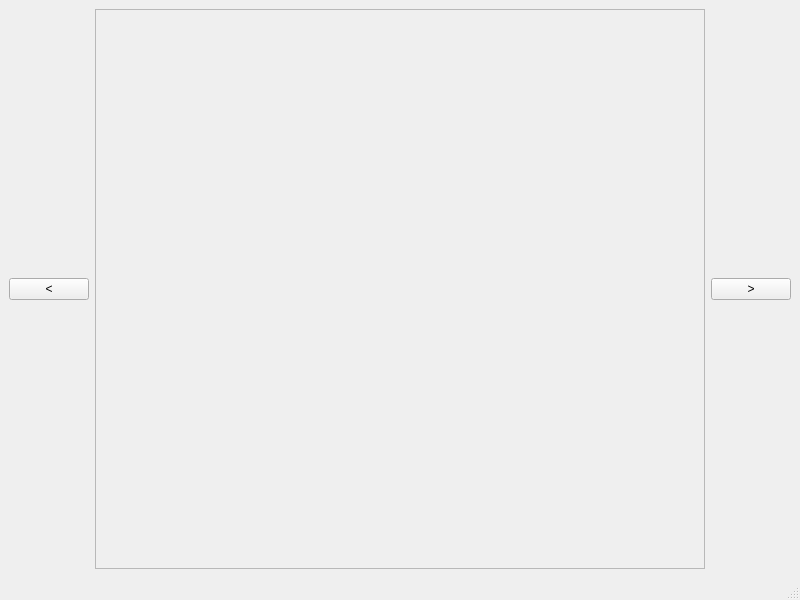
The window that src/window.ui (princess-wawa/NyarchTour-QT) describes before a commit, drawn with Qt 5.
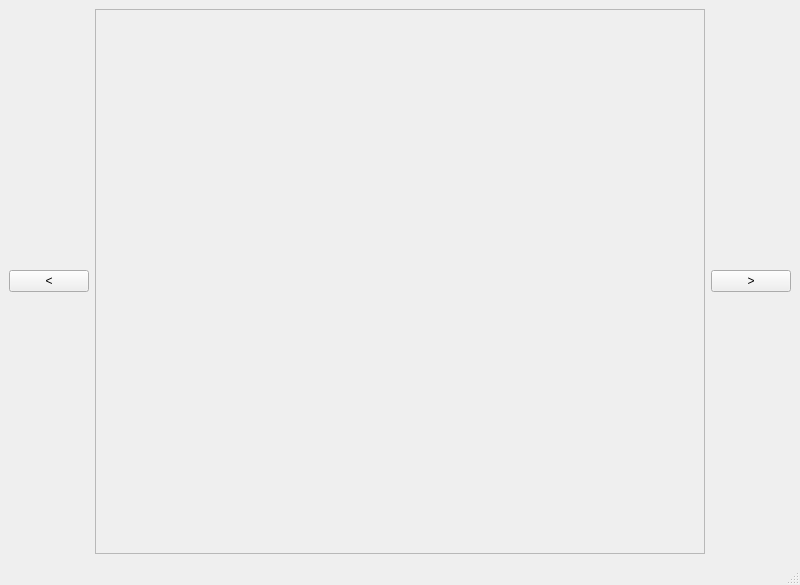
The same window after the commit.

Patch:
```diff
--- a/src/window.ui
+++ b/src/window.ui
@@ -7,7 +7,7 @@
     <x>0</x>
     <y>0</y>
     <width>800</width>
-    <height>600</height>
+    <height>585</height>
    </rect>
   </property>
   <property name="windowTitle">
```
